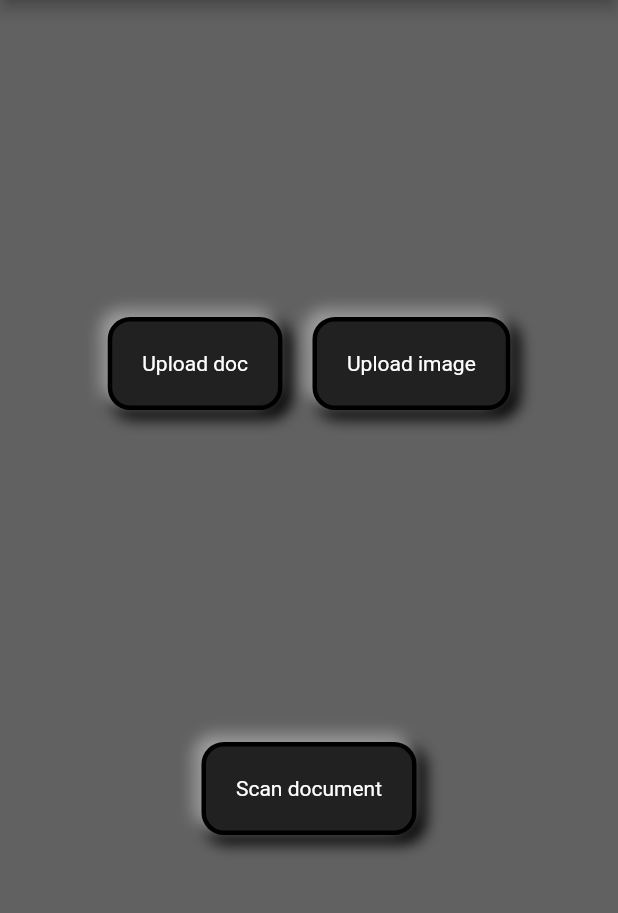
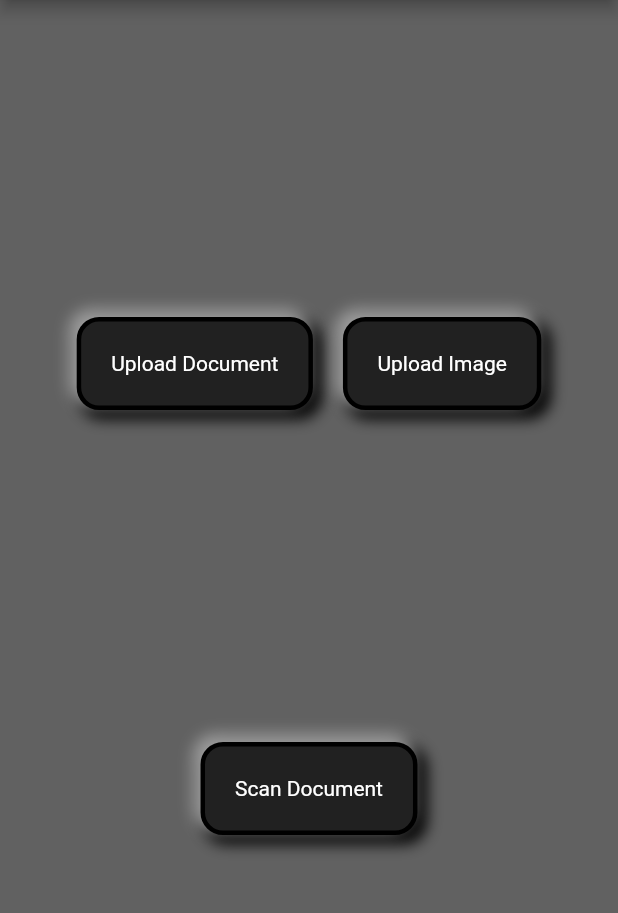
Before and after one commit to aaadddiii/voxlens, a Flutter app: the Doc_Reader screen opened directly, on a phone screen of 412 x 824 dp, the part 84-997 px from its top. Run offline on Flutter 3.47's test engine with Material 2 defaults, Android fonts, the phone set to English and light mode, and no system bars; our stand-ins replace file_picker, flutter_tts, image_picker, speech_to_text; missing offline and left inert: alan_voice, google_ml_kit, read_pdf_text.

Commit message:
edited texts

```diff
--- a/client/lib/document_reader.dart
+++ b/client/lib/document_reader.dart
@@ -43,7 +43,7 @@ class _Doc_ReaderState extends State<Doc_Reader> {
                 },
                 child: Expanded(
                     child: Container(
-                      child: Text('Upload doc',
+                      child: Text('Upload Document',
                         style: TextStyle(
                             color: Colors.white
                         ),),
@@ -64,7 +64,7 @@ class _Doc_ReaderState extends State<Doc_Reader> {
                   getImage(1);
                 },
                 child: Expanded(child: Container(
-                  child: Text('Upload image',
+                  child: Text('Upload Image',
                     style: TextStyle(
                         color: Colors.white
                     ),),
@@ -88,7 +88,7 @@ class _Doc_ReaderState extends State<Doc_Reader> {
               getImage(0);
             },
             child: Expanded(child: Container(
-              child: Text('Scan document',
+              child: Text('Scan Document',
                 style: TextStyle(
                     color: Colors.white
                 ),),
--- a/client/lib/home_screen.dart
+++ b/client/lib/home_screen.dart
@@ -83,6 +83,7 @@ class _HomeState extends State<Home> {
         centerTitle: true,
 
       ),
+
       body: Center(
 // <<<<<<< HEAD
         child: Column(
@@ -123,6 +124,7 @@ class _HomeState extends State<Home> {
                 color: Colors.white,
                 fontFamily: 'Open Sans',
                 fontSize: 20
+
             ),),
           padding: EdgeInsets.all(30.0),
           margin: EdgeInsets.all(20.0),
```
Also changed, not shown: client/lib/main_menu.dart (+4 -4 lines).
